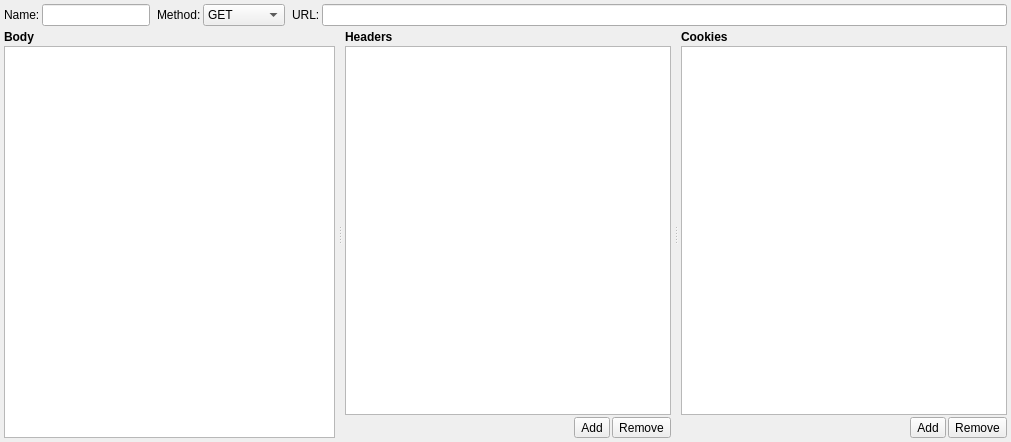
The window that plugins/httptool/requestform.ui (PostMonster/postmonster) describes before a commit, drawn with Qt 5.
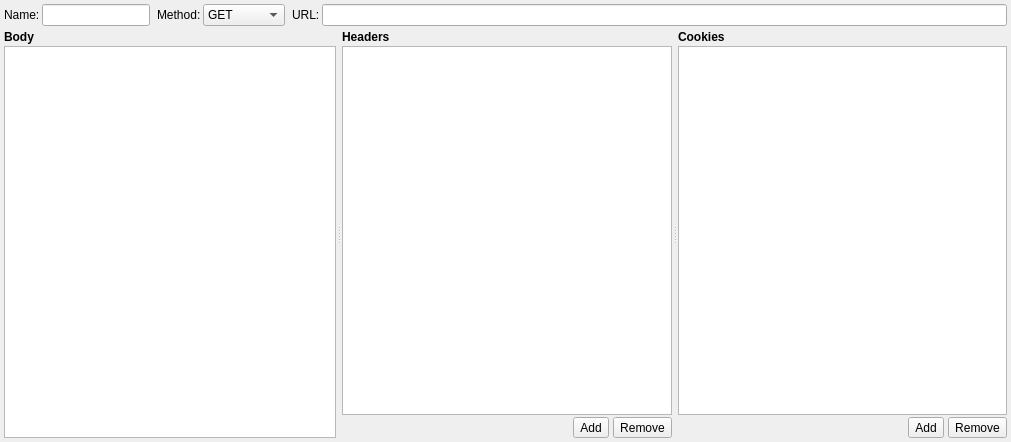
The same window after the commit.

```diff
--- a/plugins/httptool/requestform.ui
+++ b/plugins/httptool/requestform.ui
@@ -150,7 +150,7 @@
       <enum>Qt::Horizontal</enum>
      </property>
      <property name="handleWidth">
-      <number>10</number>
+      <number>6</number>
      </property>
      <property name="childrenCollapsible">
       <bool>false</bool>
@@ -183,7 +183,7 @@
        <enum>Qt::Horizontal</enum>
       </property>
       <property name="handleWidth">
-       <number>10</number>
+       <number>6</number>
       </property>
       <property name="childrenCollapsible">
        <bool>false</bool>
@@ -221,6 +221,9 @@
         </item>
         <item>
          <layout class="QHBoxLayout" name="horizontalLayout_4">
+          <property name="spacing">
+           <number>4</number>
+          </property>
           <item>
            <spacer name="horizontalSpacer_2">
             <property name="orientation">
@@ -285,6 +288,9 @@
         </item>
         <item>
          <layout class="QHBoxLayout" name="horizontalLayout_2">
+          <property name="spacing">
+           <number>4</number>
+          </property>
           <item>
            <spacer name="horizontalSpacer">
             <property name="orientation">
```
